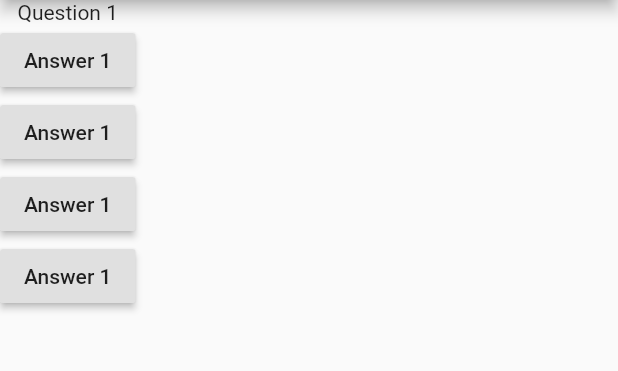
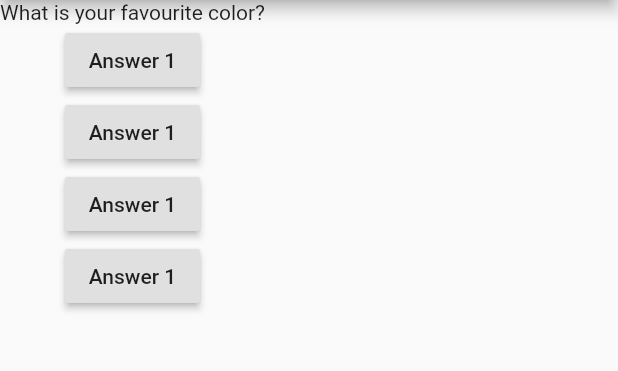
Before and after one commit to abhayrpatel10/Quiz-App, a Flutter app: the screen it shows after launch, on a phone screen of 412 x 824 dp, the part 84-455 px from its top. Run offline on Flutter 3.47's test engine with Material 2 defaults, Android fonts, the phone set to English and light mode, and no system bars.

```diff
--- a/lib/main.dart
+++ b/lib/main.dart
@@ -4,10 +4,30 @@ void main() {
   runApp(MyQuizApp());
 }
 
-class MyQuizApp extends StatelessWidget {
+class MyQuizApp extends StatefulWidget{
+  @override
+  State<StatefulWidget> createState() {
+    // TODO: implement createState
+    return MyQuizAppState();
+  }
+}
+
+class MyQuizAppState extends State<MyQuizApp> {
+
+  var index=0;
+
+  var questions=[
+    'What is your favourite color?',
+    'cats or dogs',
+    'summer or winter'
+  ];
 
   void answerQuestion(){
     print('Answer chosen!!!');
+    setState(() {
+      index=index+1;
+    });
+    //index++;
   }
   @override
   build(BuildContext context) {
@@ -18,9 +38,11 @@ class MyQuizApp extends StatelessWidget {
         ),
         body: Column(
           children: [
-            Text('Question 1'),
-            RaisedButton(child: Text('Answer 1'), onPressed: answerQuestion),
-            RaisedButton(child: Text('Answer 1'), onPressed: answerQuestion),
+            Text(questions[index]),
+            RaisedButton(child: Text('Answer 1'), onPressed: ()=>print('AnswerOne Chosen !!')),
+            RaisedButton(child: Text('Answer 1'), onPressed: (){
+              print('Answer 2 chosen');
+            }),
             RaisedButton(child: Text('Answer 1'), onPressed: answerQuestion),
             RaisedButton(child: Text('Answer 1'), onPressed: answerQuestion),
           ],
```
